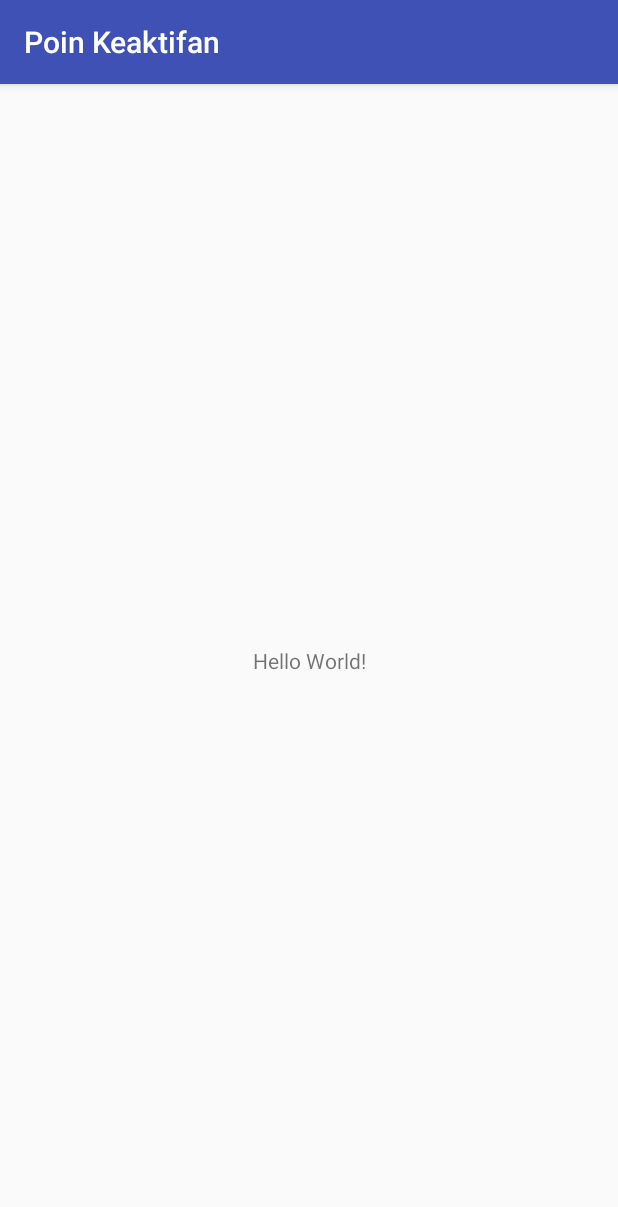
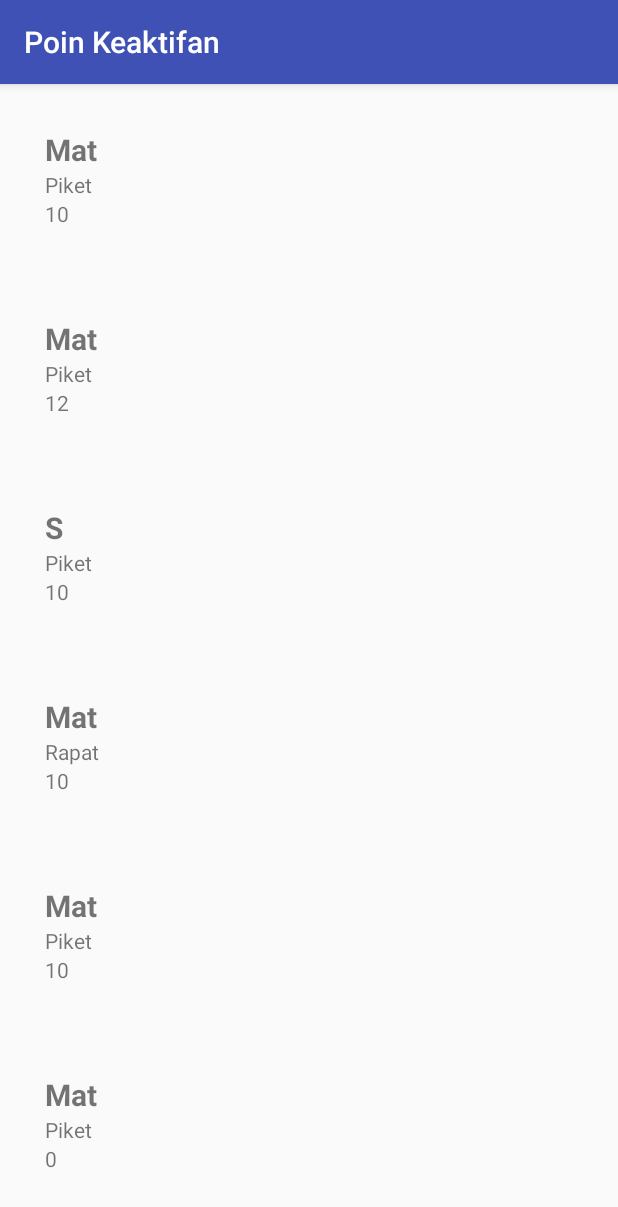
Before and after one commit to ugikmat/Poin-Keaktifan, an Android app: the screen it shows after launch (MainActivity before the commit, ListPostActivity after it), on a phone screen of 412 x 824 dp. Shown: the top 1207 px of the screen. Run offline under Robolectric (Android 15) with nearby library versions, the phone set to English and light mode, and no system bars.

Commit message:
Implement RecyclerView List Post

```diff
--- a/app/build.gradle
+++ b/app/build.gradle
@@ -23,7 +23,7 @@ dependencies {
     implementation 'com.android.support:appcompat-v7:28.0.0-rc02'
     implementation 'com.android.support.constraint:constraint-layout:1.1.3'
     implementation 'com.android.support:recyclerview-v7:27.1.1'
-    implementation 'com.android.support:design:26.1.0'
+//    implementation 'com.android.support:design:26.1.0'
     testImplementation 'junit:junit:4.12'
     androidTestImplementation 'com.android.support.test:runner:1.0.2'
     androidTestImplementation 'com.android.support.test.espresso:espresso-core:3.0.2'
--- a/app/src/main/AndroidManifest.xml
+++ b/app/src/main/AndroidManifest.xml
@@ -10,13 +10,19 @@
         android:supportsRtl="true"
         android:theme="@style/AppTheme">
         <activity android:name=".MainActivity">
+            <!--<intent-filter>-->
+                <!--<action android:name="android.intent.action.MAIN" />-->
+
+                <!--<category android:name="android.intent.category.LAUNCHER" />-->
+            <!--</intent-filter>-->
+        </activity>
+        <activity android:name=".ListPostActivity">
             <intent-filter>
                 <action android:name="android.intent.action.MAIN" />
 
                 <category android:name="android.intent.category.LAUNCHER" />
             </intent-filter>
         </activity>
-        <activity android:name=".ListPostActivity"></activity>
     </application>
 
 </manifest>
--- a/app/src/main/java/ub/poros/divisimobile/poinkeaktifan/ListPostActivity.java
+++ b/app/src/main/java/ub/poros/divisimobile/poinkeaktifan/ListPostActivity.java
@@ -2,12 +2,50 @@ package ub.poros.divisimobile.poinkeaktifan;
 
 import android.support.v7.app.AppCompatActivity;
 import android.os.Bundle;
+import android.support.v7.widget.LinearLayoutManager;
+import android.support.v7.widget.RecyclerView;
+
+import java.util.ArrayList;
+import java.util.List;
+
+import ub.poros.divisimobile.poinkeaktifan.adapter.ListPostAdapter;
 
 public class ListPostActivity extends AppCompatActivity {
+
+    private RecyclerView mRecyclerView;
+    private RecyclerView.Adapter mAdapter;
+    private RecyclerView.LayoutManager mLayoutManager;
 
     @Override
     protected void onCreate(Bundle savedInstanceState) {
         super.onCreate(savedInstanceState);
         setContentView(R.layout.activity_list_post);
+        mRecyclerView = (RecyclerView) findViewById(R.id.my_recycler_view);
+
+        // use this setting to improve performance if you know that changes
+        // in content do not change the layout size of the RecyclerView
+        mRecyclerView.setHasFixedSize(true);
+
+        // use a linear layout manager
+        mLayoutManager = new LinearLayoutManager(this);
+        mRecyclerView.setLayoutManager(mLayoutManager);
+        List<Post> myDataset = new ArrayList<>();
+        Post post = new Post("Mat","Piket",10);
+        myDataset.add(post);
+        post = new Post("Mat","Piket",12);
+        myDataset.add(post);
+        post = new Post("S","Piket",10);
+        myDataset.add(post);
+        post = new Post("Mat","Rapat",10);
+        myDataset.add(post);
+        post = new Post("Mat","Piket",10);
+        myDataset.add(post);
+        for (int i=0;i<50;i++){
+            post = new Post("Mat","Piket",i);
+            myDataset.add(post);
+        }
+        // specify an adapter (see also next example)
+        mAdapter = new ListPostAdapter(myDataset);
+        mRecyclerView.setAdapter(mAdapter);
     }
 }
--- /dev/null
+++ b/app/src/main/java/ub/poros/divisimobile/poinkeaktifan/Post.java
@@ -0,0 +1,39 @@
+package ub.poros.divisimobile.poinkeaktifan;
+
+public class Post {
+    private String nama, deskripsi;
+    private Integer poin;
+
+    public Post() {
+    }
+
+    public Post(String nama, String deskripsi, Integer poin) {
+        this.nama = nama;
+        this.deskripsi = deskripsi;
+        this.poin = poin;
+    }
+
+    public String getNama() {
+        return nama;
+    }
+
+    public void setNama(String nama) {
+        this.nama = nama;
+    }
+
+    public String getDeskripsi() {
+        return deskripsi;
+    }
+
+    public void setDeskripsi(String deskripsi) {
+        this.deskripsi = deskripsi;
+    }
+
+    public Integer getPoin() {
+        return poin;
+    }
+
+    public void setPoin(Integer poin) {
+        this.poin = poin;
+    }
+}
--- /dev/null
+++ b/app/src/main/java/ub/poros/divisimobile/poinkeaktifan/adapter/ListPostAdapter.java
@@ -0,0 +1,66 @@
+package ub.poros.divisimobile.poinkeaktifan.adapter;
+
+import android.support.constraint.ConstraintLayout;
+import android.support.v7.widget.RecyclerView;
+import android.view.LayoutInflater;
+import android.view.View;
+import android.view.ViewGroup;
+import android.widget.TextView;
+
+import java.util.List;
+
+import ub.poros.divisimobile.poinkeaktifan.Post;
+import ub.poros.divisimobile.poinkeaktifan.R;
+
+public class ListPostAdapter extends RecyclerView.Adapter<ListPostAdapter.MyViewHolder>{
+    private List<Post> mDataset;
+
+    // Provide a reference to the views for each data item
+    // Complex data items may need more than one view per item, and
+    // you provide access to all the views for a data item in a view holder
+    public static class MyViewHolder extends RecyclerView.ViewHolder {
+        // each data item is just a string in this case
+        public TextView mTextName,mTextPoint,mTextDesc;
+        public MyViewHolder(View v) {
+            super(v);
+            mTextName = v.findViewById(R.id.text_name);
+            mTextPoint = v.findViewById(R.id.text_poin);
+            mTextDesc = v.findViewById(R.id.text_desc);
+
+        }
+    }
+
+    // Provide a suitable constructor (depends on the kind of dataset)
+    public ListPostAdapter(List<Post> myDataset) {
+        mDataset = myDataset;
+    }
+
+    // Create new views (invoked by the layout manager)
+    @Override
+    public ListPostAdapter.MyViewHolder onCreateViewHolder(ViewGroup parent,
+                                                     int viewType) {
+        // create a new view
+        View v = LayoutInflater.from(parent.getContext())
+                .inflate(R.layout.list_post_item, parent, false);
+        MyViewHolder vh = new MyViewHolder(v);
+        return vh;
+    }
+
+    // Replace the contents of a view (invoked by the layout manager)
+    @Override
+    public void onBindViewHolder(MyViewHolder holder, int position) {
+        // - get element from your dataset at this position
+        // - replace the contents of the view with that element
+        Post post = mDataset.get(position);
+        holder.mTextName.setText(post.getNama());
+        holder.mTextDesc.setText(post.getDeskripsi());
+        holder.mTextPoint.setText(post.getPoin().toString());
+
+    }
+
+    // Return the size of your dataset (invoked by the layout manager)
+    @Override
+    public int getItemCount() {
+        return mDataset.size();
+    }
+}
--- a/app/src/main/res/layout/activity_list_post.xml
+++ b/app/src/main/res/layout/activity_list_post.xml
@@ -6,4 +6,14 @@
     android:layout_height="match_parent"
     tools:context=".ListPostActivity">
 
+    <android.support.v7.widget.RecyclerView
+        android:id="@+id/my_recycler_view"
+        android:scrollbars="vertical"
+        android:layout_width="match_parent"
+        android:layout_height="match_parent"
+        app:layout_constraintRight_toRightOf="parent"
+        app:layout_constraintTop_toTopOf="parent"
+        app:layout_constraintBottom_toBottomOf="parent"
+        app:layout_constraintLeft_toLeftOf="parent"/>
+
 </android.support.constraint.ConstraintLayout>
--- /dev/null
+++ b/app/src/main/res/layout/list_post_item.xml
@@ -0,0 +1,34 @@
+<?xml version="1.0" encoding="utf-8"?>
+<android.support.constraint.ConstraintLayout xmlns:android="http://schemas.android.com/apk/res/android"
+    android:layout_width="match_parent"
+    android:layout_height="wrap_content"
+    xmlns:app="http://schemas.android.com/apk/res-auto"
+    android:layout_margin="20dp"
+    android:padding="10dp">
+
+    <TextView
+        android:id="@+id/text_name"
+        android:layout_width="wrap_content"
+        android:layout_height="wrap_content"
+        app:layout_constraintLeft_toLeftOf="parent"
+        app:layout_constraintTop_toTopOf="parent"
+        android:textSize="20sp"
+        android:textStyle="bold"/>
+    <TextView
+        android:id="@+id/text_desc"
+        android:layout_width="wrap_content"
+        android:layout_height="wrap_content"
+        app:layout_constraintLeft_toLeftOf="parent"
+        app:layout_constraintTop_toBottomOf="@id/text_name"/>
+    <TextView
+        android:id="@+id/text_poin"
+        android:layout_width="wrap_content"
+        android:layout_height="wrap_content"
+        app:layout_constraintTop_toBottomOf="@id/text_desc"/>
+    <!--<TextView-->
+        <!--android:layout_width="wrap_content"-->
+        <!--android:layout_height="wrap_content"-->
+        <!--app:layout_constraintTop_toBottomOf="@id/text_name"-->
+        <!--app:layout_constraintLeft_toRightOf="@id/text_name"/>-->
+
+</android.support.constraint.ConstraintLayout>
```
